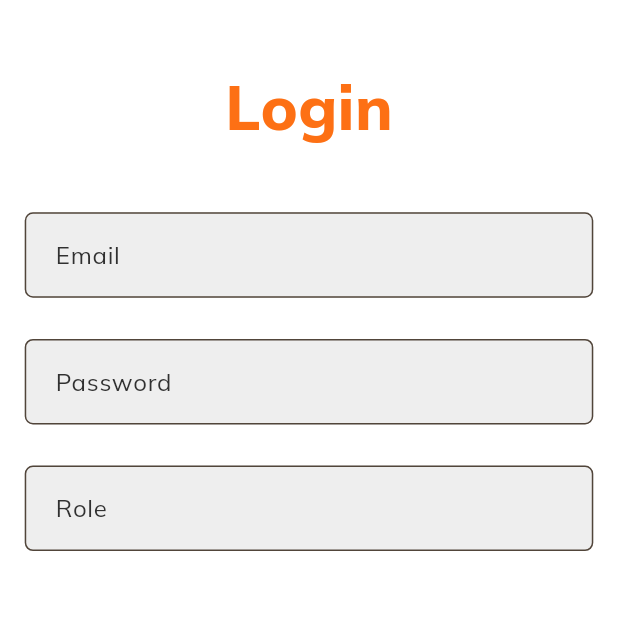
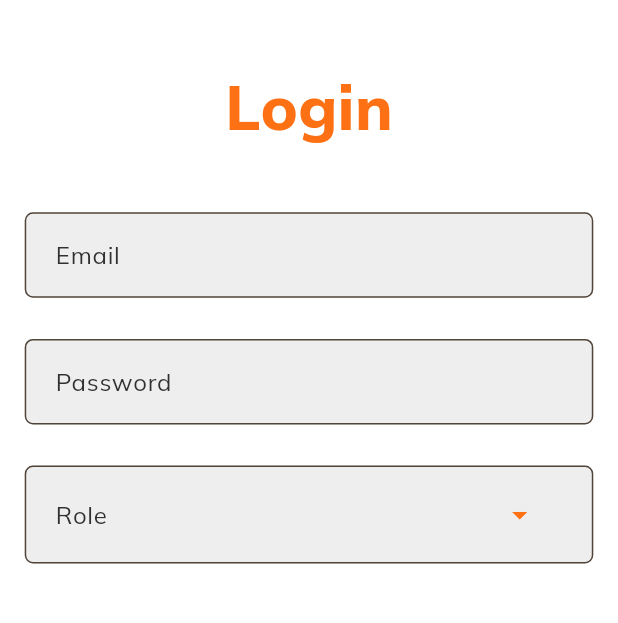
Before and after one commit to hijasahamed/FarmDairy, a Flutter app: the screen it shows after launch, on a phone screen of 412 x 824 dp, the part 179-802 px from its top. Run offline on Flutter 3.47's test engine with Material 3 defaults, Android fonts, the phone set to English and light mode, and no system bars; our stand-ins replace connectivity, flutter_svg.

Commit message:
login page role dropdownbutton creating

```diff
--- a/lib/models/common_widgets/text_form_field_widget.dart
+++ b/lib/models/common_widgets/text_form_field_widget.dart
@@ -1,3 +1,4 @@
+import 'package:farm_dairy/views/screens/login_signup_screen/login_signup_screen_widgets/role_drop_down_button_widget/role_drop_down_button_widget.dart';
 import 'package:flutter/material.dart';
 
 class CustomTextFormField extends StatelessWidget {
@@ -47,7 +48,8 @@ class CustomTextFormField extends StatelessWidget {
         color: isDarkMode ? Colors.white : Colors.grey[850],
       ),
       labelText: label,
-
+      suffixIcon: (isRole==true)?
+      RoleDropDownButtonWidget(screenSize: screenSize,isDarkMode: isDarkMode,):null
     );
 
     return TextFormField(
--- a/lib/views/screens/login_signup_screen/login_signup_screen_widgets/login_signup_screen_role_form/login_signup_screen_role_form.dart
+++ b/lib/views/screens/login_signup_screen/login_signup_screen_widgets/login_signup_screen_role_form/login_signup_screen_role_form.dart
@@ -20,9 +20,10 @@ class LoginSignUpScreenRoleForm extends StatelessWidget {
           controller: roleController,
           label: 'Role',
           obscureText: false,
-          keyboardType: TextInputType.text,
+          keyboardType: TextInputType.none,
           screenSize: screenSize,
           isDarkMode: isDarkMode,
+          isRole: true,
         ),
         SizedBox(height: screenSize.height / 20),
       ],
--- /dev/null
+++ b/lib/views/screens/login_signup_screen/login_signup_screen_widgets/role_drop_down_button_widget/role_drop_down_button_widget.dart
@@ -0,0 +1,42 @@
+import 'package:farm_dairy/controllers/login_signup_screen_functions.dart';
+import 'package:farm_dairy/models/common_widgets/text_widget.dart';
+import 'package:flutter/material.dart';
+
+class RoleDropDownButtonWidget extends StatelessWidget {
+  const RoleDropDownButtonWidget({super.key,required this.screenSize,required this.isDarkMode});
+
+  final Size screenSize;
+  final bool isDarkMode;
+
+  @override
+  Widget build(BuildContext context) {
+    String? selectedItem;
+    final List<String> dropDownItems = [
+      'Admin',
+      'SalesMan',
+      'Retailer',
+    ];
+    return Padding(
+      padding: EdgeInsets.only(right: screenSize.width/25),
+      child: DropdownButton<String>(
+        underline: const SizedBox.shrink(),
+        padding: EdgeInsets.all(screenSize.width/20),
+        dropdownColor: isDarkMode? Colors.white:Colors.black,
+        elevation: 5,
+        isDense: true,
+        iconEnabledColor: const Color(0xFFFD7014),
+        value: selectedItem,
+        items: dropDownItems.map((String item) {
+          return DropdownMenuItem<String>(
+            alignment: Alignment.center,
+            value: item,
+            child: TextWidget(text: item, color: isDarkMode? Colors.black:Colors.white, size: screenSize.width/25, fontFamily: 'FarmDairyFontNormal', weight: FontWeight.bold),
+          );
+        }).toList(),
+        onChanged: (value) {
+          roleController.text = value.toString();
+        },
+      ),
+    );
+  }
+}
```
